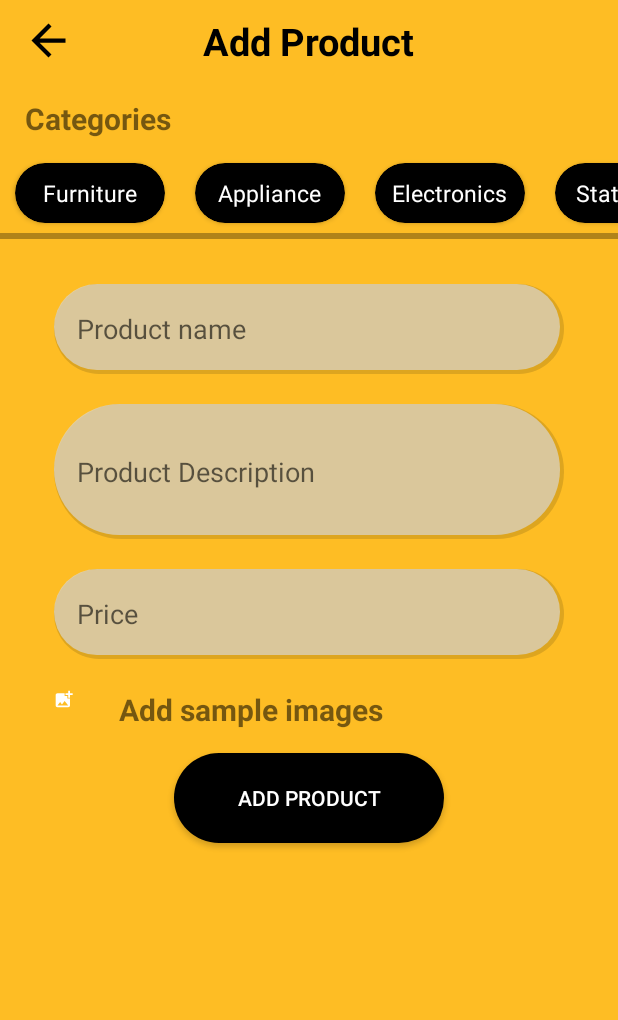
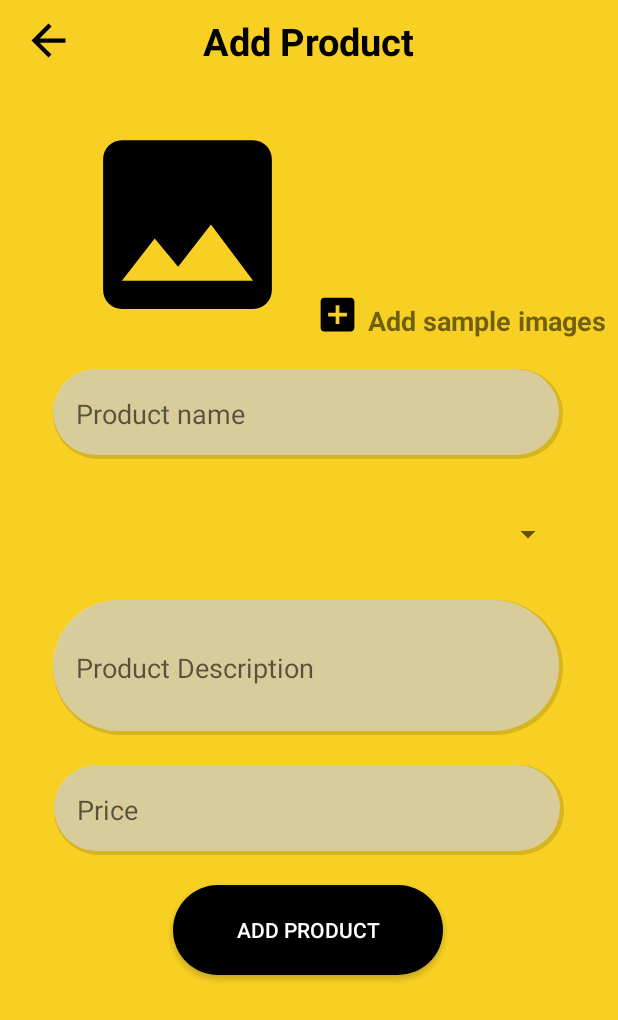
Before and after one commit to Bscit172185/RentoLast, an Android app: the Add_Product_Activity screen opened directly, with no data from a screen before it, on a phone screen of 412 x 824 dp. Shown: the top 1020 px of the screen. Run offline under Robolectric (Android 15) with nearby library versions, the phone set to English and light mode, and no system bars.

Commit message:
add product ui

```diff
--- /dev/null
+++ b/app/src/main/res/drawable/ic_baseline_add_box_24.xml
@@ -0,0 +1,5 @@
+<vector android:height="24dp" android:tint="#000000"
+    android:viewportHeight="24" android:viewportWidth="24"
+    android:width="24dp" xmlns:android="http://schemas.android.com/apk/res/android">
+    <path android:fillColor="@android:color/white" android:pathData="M19,3L5,3c-1.11,0 -2,0.9 -2,2v14c0,1.1 0.89,2 2,2h14c1.1,0 2,-0.9 2,-2L21,5c0,-1.1 -0.9,-2 -2,-2zM17,13h-4v4h-2v-4L7,13v-2h4L11,7h2v4h4v2z"/>
+</vector>
--- /dev/null
+++ b/app/src/main/res/drawable/ic_baseline_arrow_drop_down_24.xml
@@ -0,0 +1,5 @@
+<vector android:height="34dp" android:tint="#000000"
+    android:viewportHeight="24" android:viewportWidth="24"
+    android:width="34dp" xmlns:android="http://schemas.android.com/apk/res/android">
+    <path android:fillColor="@android:color/white" android:pathData="M7,10l5,5 5,-5z"/>
+</vector>
--- /dev/null
+++ b/app/src/main/res/drawable/ic_baseline_image_24.xml
@@ -0,0 +1,5 @@
+<vector android:height="24dp" android:tint="#000000"
+    android:viewportHeight="24" android:viewportWidth="24"
+    android:width="24dp" xmlns:android="http://schemas.android.com/apk/res/android">
+    <path android:fillColor="@android:color/white" android:pathData="M21,19V5c0,-1.1 -0.9,-2 -2,-2H5c-1.1,0 -2,0.9 -2,2v14c0,1.1 0.9,2 2,2h14c1.1,0 2,-0.9 2,-2zM8.5,13.5l2.5,3.01L14.5,12l4.5,6H5l3.5,-4.5z"/>
+</vector>
--- a/app/src/main/res/layout/activity_add_product.xml
+++ b/app/src/main/res/layout/activity_add_product.xml
@@ -4,7 +4,7 @@
     xmlns:tools="http://schemas.android.com/tools"
     android:layout_width="match_parent"
     android:layout_height="match_parent"
-    android:background="#DAFFB300"
+    android:background="#f7d023"
     tools:context=".Add_Product_Activity">
 
     <ImageButton
@@ -18,6 +18,7 @@
         tools:ignore="SpeakableTextPresentCheck,TouchTargetSizeCheck" />
 
     <TextView
+        android:id="@+id/textView9"
         android:layout_width="wrap_content"
         android:layout_height="wrap_content"
         android:layout_marginStart="135dp"
@@ -31,174 +32,65 @@
         app:layout_constraintStart_toStartOf="parent"
         app:layout_constraintTop_toTopOf="parent" />
 
-    <TextView
-        android:id="@+id/textView9"
-        android:layout_width="wrap_content"
-        android:layout_height="wrap_content"
-        android:layout_marginStart="15dp"
-        android:layout_marginTop="65dp"
-        android:layout_marginEnd="297dp"
-        android:text="Categories"
-        android:textSize="20dp"
-        android:textStyle="bold"
-        app:layout_constraintEnd_toEndOf="parent"
+
+    <ImageView
+        android:id="@+id/imageView13"
+        android:layout_width="150dp"
+        android:layout_height="150dp"
+        android:layout_marginStart="50dp"
+        android:layout_marginTop="30dp"
+        android:layout_marginBottom="21dp"
+        android:background="@drawable/ic_baseline_image_24"
+        app:layout_constraintBottom_toTopOf="@+id/editText3"
         app:layout_constraintStart_toStartOf="parent"
-        app:layout_constraintTop_toTopOf="parent" />
-
-    <HorizontalScrollView
-        android:id="@+id/horizontalScrollView2"
-        android:layout_width="546dp"
-        android:layout_height="61dp"
-        android:layout_marginTop="5dp"
-        android:foregroundGravity="center_vertical"
-        app:layout_constraintEnd_toEndOf="parent"
-        app:layout_constraintHorizontal_bias="0.0"
-        app:layout_constraintStart_toStartOf="parent"
-        app:layout_constraintTop_toBottomOf="@+id/textView9">
-
-        <LinearLayout
-            android:layout_width="wrap_content"
-            android:layout_height="match_parent"
-            android:foregroundGravity="center"
-            android:gravity="center"
-            android:orientation="horizontal">
-
-            <androidx.cardview.widget.CardView
-                android:layout_width="100dp"
-                android:layout_height="40dp"
-                android:layout_marginStart="10dp"
-                android:layout_marginEnd="20dp"
-                app:cardBackgroundColor="@color/black"
-                app:cardCornerRadius="30dp"
-                tools:layout_editor_absoluteX="18dp"
-                tools:layout_editor_absoluteY="106dp">
-
-                <TextView
-                    android:layout_width="wrap_content"
-                    android:layout_height="wrap_content"
-                    android:layout_gravity="center"
-                    android:layout_marginTop="4dp"
-                    android:layout_marginBottom="4dp"
-                    android:text="Furniture"
-                    android:textColor="@color/white"
-                    android:textSize="15dp" />
-            </androidx.cardview.widget.CardView>
-
-            <androidx.cardview.widget.CardView
-                android:layout_width="100dp"
-                android:layout_height="40dp"
-                android:layout_marginEnd="20dp"
-                app:cardBackgroundColor="@color/black"
-                app:cardCornerRadius="30dp"
-                tools:layout_editor_absoluteX="18dp"
-                tools:layout_editor_absoluteY="106dp">
-
-                <TextView
-                    android:layout_width="wrap_content"
-                    android:layout_height="wrap_content"
-                    android:layout_gravity="center"
-                    android:layout_marginTop="4dp"
-                    android:layout_marginBottom="4dp"
-                    android:text="Appliance"
-                    android:textColor="@color/white"
-                    android:textSize="15dp" />
-            </androidx.cardview.widget.CardView>
-
-            <androidx.cardview.widget.CardView
-                android:layout_width="100dp"
-                android:layout_height="40dp"
-                android:layout_marginEnd="20dp"
-                app:cardBackgroundColor="@color/black"
-                app:cardCornerRadius="30dp"
-                tools:layout_editor_absoluteX="18dp"
-                tools:layout_editor_absoluteY="106dp">
-
-                <TextView
-                    android:layout_width="wrap_content"
-                    android:layout_height="wrap_content"
-                    android:layout_gravity="center"
-                    android:layout_marginTop="4dp"
-                    android:layout_marginBottom="4dp"
-                    android:text="Electronics"
-                    android:textColor="@color/white"
-                    android:textSize="15dp" />
-            </androidx.cardview.widget.CardView>
-
-            <androidx.cardview.widget.CardView
-                android:layout_width="100dp"
-                android:layout_height="40dp"
-                android:layout_marginEnd="20dp"
-                app:cardBackgroundColor="@color/black"
-                app:cardCornerRadius="30dp"
-                tools:layout_editor_absoluteX="18dp"
-                tools:layout_editor_absoluteY="106dp">
-
-                <TextView
-                    android:layout_width="wrap_content"
-                    android:layout_height="wrap_content"
-                    android:layout_gravity="center"
-                    android:layout_marginTop="4dp"
-                    android:layout_marginBottom="4dp"
-                    android:text="Stationery"
-                    android:textColor="@color/white"
-                    android:textSize="15dp" />
-            </androidx.cardview.widget.CardView>
-
-            <androidx.cardview.widget.CardView
-                android:layout_width="100dp"
-                android:layout_height="40dp"
-                android:layout_marginEnd="20dp"
-                app:cardBackgroundColor="@color/black"
-                app:cardCornerRadius="30dp"
-                tools:layout_editor_absoluteX="18dp"
-                tools:layout_editor_absoluteY="106dp">
-
-                <TextView
-                    android:layout_width="wrap_content"
-                    android:layout_height="wrap_content"
-                    android:layout_gravity="center"
-                    android:layout_marginTop="4dp"
-                    android:layout_marginBottom="4dp"
-                    android:text="Cloths"
-                    android:textColor="@color/white"
-                    android:textSize="15dp" />
-            </androidx.cardview.widget.CardView>
-
-
-        </LinearLayout>
-
-    </HorizontalScrollView>
+        app:layout_constraintTop_toBottomOf="@+id/textView9" />
 
     <EditText
         android:id="@+id/editText3"
         android:layout_width="340dp"
         android:layout_height="60dp"
         android:layout_marginStart="35dp"
-        android:layout_marginTop="30dp"
+        android:layout_marginTop="20dp"
         android:layout_marginEnd="36dp"
         android:background="@drawable/shadow_textbox_shape"
         android:hint="Product name"
         android:inputType="text"
         android:paddingStart="15dp"
         app:layout_constraintEnd_toEndOf="parent"
+        app:layout_constraintHorizontal_bias="0.0"
         app:layout_constraintStart_toStartOf="parent"
-        app:layout_constraintTop_toBottomOf="@+id/horizontalScrollView2">
+        app:layout_constraintTop_toBottomOf="@+id/textView10">
 
     </EditText>
+
+
+    <Spinner
+        android:layout_width="340dp"
+        android:layout_height="60dp"
+        android:layout_marginStart="35dp"
+        android:layout_marginTop="20dp"
+        android:layout_marginEnd="36dp"
+        android:spinnerMode="dropdown"
+        app:layout_constraintEnd_toEndOf="parent"
+        app:layout_constraintStart_toStartOf="parent"
+        app:layout_constraintTop_toBottomOf="@+id/editText3" />
 
     <EditText
         android:id="@+id/editText6"
         android:layout_width="340dp"
         android:layout_height="90dp"
         android:layout_marginStart="35dp"
-        android:layout_marginTop="20dp"
+        android:layout_marginTop="400dp"
         android:layout_marginEnd="36dp"
+        android:layout_marginBottom="20dp"
         android:background="@drawable/shadow_textbox_shape"
         android:hint="Product Description"
         android:paddingStart="15dp"
+        app:layout_constraintBottom_toTopOf="@+id/editText7"
         app:layout_constraintEnd_toEndOf="parent"
+        app:layout_constraintHorizontal_bias="0.0"
         app:layout_constraintStart_toStartOf="parent"
-        app:layout_constraintTop_toBottomOf="@+id/editText3">
+        app:layout_constraintTop_toTopOf="parent">
 
     </EditText>
 
@@ -221,39 +113,43 @@
 
     <ImageButton
         android:id="@+id/imageButton"
-        android:layout_width="wrap_content"
-        android:layout_height="wrap_content"
-        android:layout_marginStart="35dp"
-        android:layout_marginTop="20dp"
-        android:background="@drawable/ic_baseline_add_photo_alternate_24"
-        app:layout_constraintStart_toStartOf="parent"
-        app:layout_constraintTop_toBottomOf="@+id/editText7"
-        tools:ignore="SpeakableTextPresentCheck,TouchTargetSizeCheck" />
+        android:layout_width="30dp"
+        android:layout_height="30dp"
+        android:layout_marginStart="10dp"
+        android:layout_marginEnd="5dp"
+        android:layout_marginBottom="21dp"
+        android:background="@drawable/ic_baseline_add_box_24"
+        app:layout_constraintBottom_toTopOf="@+id/editText3"
+        app:layout_constraintEnd_toStartOf="@+id/textView10"
+        app:layout_constraintStart_toEndOf="@+id/imageView13" />
 
     <TextView
         android:id="@+id/textView10"
         android:layout_width="wrap_content"
         android:layout_height="wrap_content"
-        android:layout_marginStart="10dp"
-        android:layout_marginTop="20dp"
+        android:layout_marginStart="5dp"
+        android:layout_marginTop="156dp"
+        android:layout_marginBottom="21dp"
         android:text="Add sample images"
-        android:textSize="20dp"
+        android:textSize="18dp"
         android:textStyle="bold"
+        app:layout_constraintBottom_toTopOf="@+id/editText3"
         app:layout_constraintStart_toEndOf="@+id/imageButton"
-        app:layout_constraintTop_toBottomOf="@+id/editText7" />
+        app:layout_constraintTop_toBottomOf="@+id/textView9" />
 
     <Button
         android:layout_width="180dp"
         android:layout_height="60dp"
+        android:layout_marginStart="115dp"
+        android:layout_marginTop="20dp"
+        android:layout_marginEnd="116dp"
+        android:background="@drawable/button_layout_standard"
         android:text="Add Product"
         android:textColor="@color/white"
-        android:layout_marginStart="115dp"
-        android:layout_marginTop="15dp"
-        android:layout_marginEnd="116dp"
-        android:background="@drawable/button_layout_standard"
         app:layout_constraintEnd_toEndOf="parent"
+        app:layout_constraintHorizontal_bias="0.0"
         app:layout_constraintStart_toStartOf="parent"
-        app:layout_constraintTop_toBottomOf="@+id/textView10" />
+        app:layout_constraintTop_toBottomOf="@+id/editText7" />
 
 
 </androidx.constraintlayout.widget.ConstraintLayout>
```
